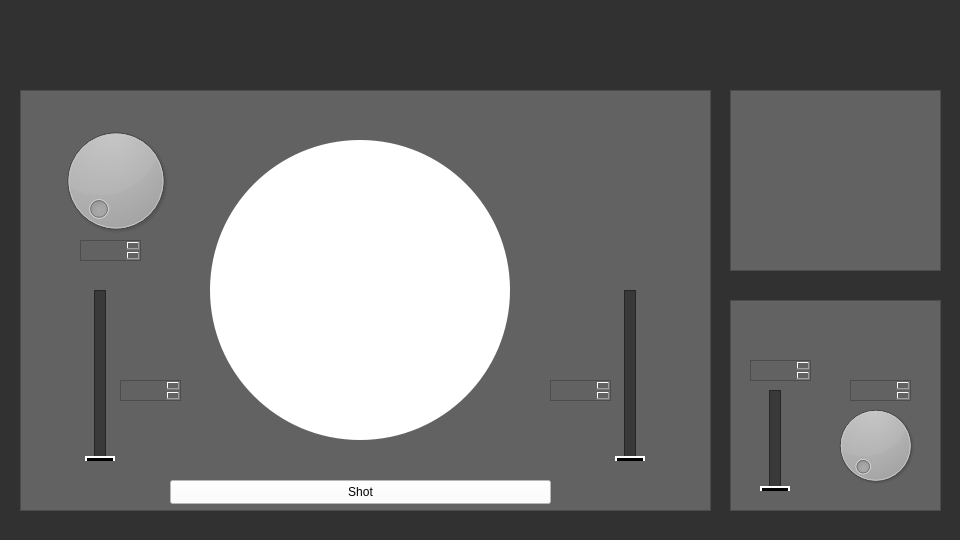
First picture: the form in IHM/mainwindow.ui, repository Tenlutshy/IHM_Balistique, before the edit.
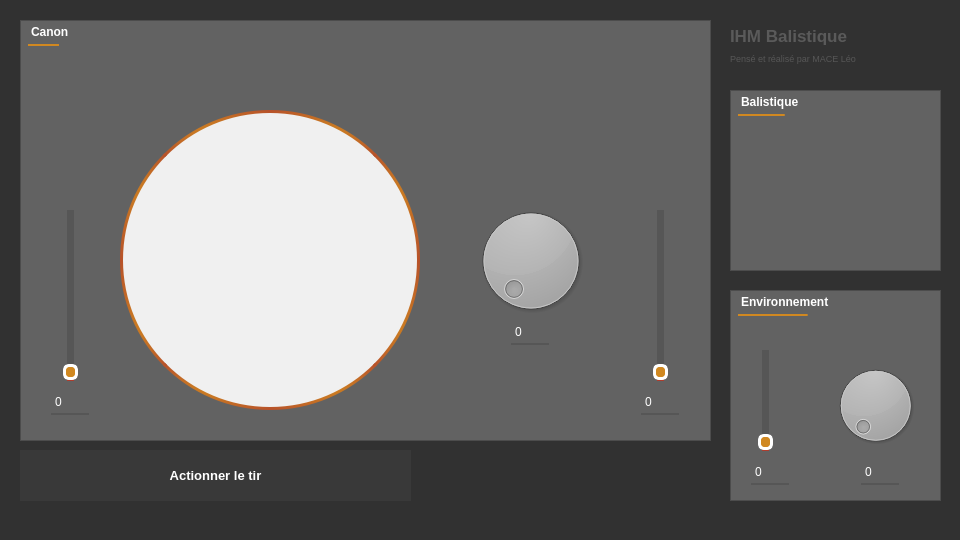
Second picture: the form after the edit.

```diff
--- a/IHM/mainwindow.ui
+++ b/IHM/mainwindow.ui
@@ -16,6 +16,9 @@
   <property name="windowTitle">
    <string>IHM Balistique</string>
   </property>
+  <property name="styleSheet">
+   <string notr="true">color: white;</string>
+  </property>
   <widget class="QWidget" name="centralwidget">
    <property name="autoFillBackground">
     <bool>false</bool>
@@ -27,7 +30,7 @@
     <property name="geometry">
      <rect>
       <x>20</x>
-      <y>90</y>
+      <y>20</y>
       <width>691</width>
       <height>421</height>
      </rect>
@@ -47,27 +50,35 @@
     <widget class="QSlider" name="shotPower">
      <property name="geometry">
       <rect>
-       <x>50</x>
-       <y>200</y>
+       <x>20</x>
+       <y>190</y>
        <width>61</width>
        <height>171</height>
       </rect>
      </property>
      <property name="styleSheet">
-      <string notr="true">.QSlider::groove:vertical {
-    border: 1px solid #262626;
-    width: 10px;
-    background: #393939;
-    margin: 0 10px;
+      <string notr="true">QSlider::groove:vertical {
+    border: 1px solid #999999; /* Bordure grise */
+    width: 5px; /* Largeur du groove */
+    border-radius: 6px; /* Bordure arrondie */
+}
+/* Couleur non selection */
+QSlider::sub-page:vertical {
+	background-color: rgb(86, 86, 86);
+}
+/*  Couleur selection */
+QSlider::add-page:vertical {
+	background-color: qlineargradient(spread:pad, x1:0.5, y1:1, x2:0.481, y2:0, stop:0 rgba(171, 55, 46, 255), stop:1 rgba(208, 136, 33, 255));
 }
 
-.QSlider::handle:vertical {
-    background: #000;
-    border: 2px solid #FFF;
-    height: 10px;
-	width:10px;
-    margin: -10px -10px;
-	border-radius: 10px;
+/* Curseur */
+QSlider::handle:vertical {
+    background-color: #D08821; /* Couleur verte pour le curseur */
+    border: 3px solid white; /* Bordure grise */
+    width: 10px; /* Largeur du curseur */
+	height: 10px;
+    margin: 0 -5px; /* Marge pour centrer le curseur horizontalement */
+    border-radius: 6px; /* Bordure arrondie */
 }</string>
      </property>
      <property name="inputMethodHints">
@@ -92,27 +103,35 @@
     <widget class="QSlider" name="canonInclinaison">
      <property name="geometry">
       <rect>
-       <x>580</x>
-       <y>200</y>
+       <x>610</x>
+       <y>190</y>
        <width>61</width>
        <height>171</height>
       </rect>
      </property>
      <property name="styleSheet">
-      <string notr="true">.QSlider::groove:vertical {
-    border: 1px solid #262626;
-    width: 10px;
-    background: #393939;
-    margin: 0 10px;
+      <string notr="true">QSlider::groove:vertical {
+    border: 1px solid #999999; /* Bordure grise */
+    width: 5px; /* Largeur du groove */
+    border-radius: 6px; /* Bordure arrondie */
+}
+/* Couleur non selection */
+QSlider::sub-page:vertical {
+	background-color: rgb(86, 86, 86);
+}
+/*  Couleur selection */
+QSlider::add-page:vertical {
+	background-color: qlineargradient(spread:pad, x1:0.5, y1:1, x2:0.481, y2:0, stop:0 rgba(171, 55, 46, 255), stop:1 rgba(208, 136, 33, 255));
 }
 
-.QSlider::handle:vertical {
-    background: #000;
-    border: 2px solid #FFF;
-    height: 10px;
-	width:10px;
-    margin: -10px -10px;
-	border-radius: 10px;
+/* Curseur */
+QSlider::handle:vertical {
+    background-color: #D08821; /* Couleur verte pour le curseur */
+    border: 3px solid white; /* Bordure grise */
+    width: 10px; /* Largeur du curseur */
+	height: 10px;
+    margin: 0 -5px; /* Marge pour centrer le curseur horizontalement */
+    border-radius: 6px; /* Bordure arrondie */
 }</string>
      </property>
      <property name="inputMethodHints">
@@ -134,48 +153,53 @@
       <enum>QSlider::NoTicks</enum>
      </property>
     </widget>
-    <widget class="QPushButton" name="shotBtn">
-     <property name="geometry">
-      <rect>
-       <x>150</x>
-       <y>390</y>
-       <width>381</width>
-       <height>24</height>
-      </rect>
-     </property>
-     <property name="styleSheet">
-      <string notr="true">background-color: rgb(255, 255, 255);</string>
-     </property>
-     <property name="text">
-      <string>Shot</string>
-     </property>
-     <property name="default">
-      <bool>false</bool>
-     </property>
-     <property name="flat">
-      <bool>false</bool>
-     </property>
-    </widget>
     <widget class="QWidget" name="touchableZone" native="true">
      <property name="geometry">
       <rect>
-       <x>190</x>
-       <y>50</y>
+       <x>100</x>
+       <y>90</y>
        <width>300</width>
        <height>300</height>
       </rect>
      </property>
      <property name="styleSheet">
-      <string notr="true">background-color: rgb(255, 255, 255);
-border-radius: 150;</string>
+      <string notr="true">QWidget {
+border-color: qradialgradient(spread:pad, cx:0.5, cy:0.5, radius:1.071, fx:0.5, fy:0.5, stop:0 rgba(208, 136, 33, 255), stop:1 rgba(171, 55, 46, 255));
+ border-radius: 150; 
+ border-width: 3px;
+ border-style: solid; 
+background-color: rgba(255, 255, 255, 230);
+}
+
+#target {
+	background-color: green;
+	border: none;
+}
+
+#canonVisualisation {
+	background-color: black;
+	border-radius: 5px;
+	border:none;
+}
+
+QPushButton {
+    background-color: red; /* Couleur de fond rouge */
+    border: none; /* Supprimer la bordure par défaut */
+    border-radius: 3px;
+}
+
+/* Style du QPushButton lorsque survolé */
+QPushButton:hover {
+    background-color: blue; /* Couleur de fond bleue lorsque survolé */
+}</string>
      </property>
     </widget>
     <widget class="QDial" name="canonRotation">
      <property name="geometry">
       <rect>
-       <x>10</x>
-       <y>30</y>
-       <width>171</width>
+       <x>450</x>
+       <y>180</y>
+       <width>121</width>
        <height>121</height>
       </rect>
      </property>
@@ -192,34 +216,170 @@
       <bool>false</bool>
      </property>
     </widget>
-    <widget class="QTextEdit" name="te_cdir">
+    <widget class="QLabel" name="label">
      <property name="geometry">
       <rect>
-       <x>60</x>
-       <y>150</y>
-       <width>61</width>
+       <x>8</x>
+       <y>5</y>
+       <width>41</width>
        <height>21</height>
       </rect>
      </property>
+     <property name="font">
+      <font>
+       <italic>false</italic>
+       <bold>true</bold>
+       <underline>false</underline>
+       <strikeout>false</strikeout>
+       <kerning>true</kerning>
+      </font>
+     </property>
+     <property name="styleSheet">
+      <string notr="true">QLabel {
+    border: none; /* Supprimer toutes les bordures par défaut */
+    border-bottom: 2px solid; /* Bordure rouge au bas */
+	padding-bottom: 5px;
+	border-color: qlineargradient(spread:pad, x1:0.758778, y1:0.545, x2:0.773148, y2:0.545, stop:0 rgba(208, 136, 33, 255), stop:0.50463 rgba(208, 136, 33, 126), stop:0.537037 rgba(232, 196, 145, 0), stop:1 rgba(255, 255, 255, 0));
+}
+</string>
+     </property>
+     <property name="text">
+      <string>Canon</string>
+     </property>
     </widget>
-    <widget class="QTextEdit" name="te_cpow">
+    <widget class="QSpinBox" name="te_cpow">
      <property name="geometry">
       <rect>
-       <x>100</x>
-       <y>290</y>
-       <width>61</width>
-       <height>21</height>
+       <x>30</x>
+       <y>370</y>
+       <width>40</width>
+       <height>25</height>
       </rect>
      </property>
+     <property name="styleSheet">
+      <string notr="true">QSpinBox {
+    border: none; /* Supprimer toutes les bordures par défaut */
+    border-bottom: 2px solid; /* Bordure noire en bas */
+	border-color: rgb(86, 86, 86);
+    border-radius: 1px; /* Bordure arrondie */
+    padding: 3px; /* Rembourrage */
+    min-width: 30px; /* Largeur minimale */
+	text-align: center;
+}
+
+/* Style de la QSpinBox lorsqu'elle est sélectionnée */
+QSpinBox:focus {
+    border-bottom: 2px solid #D08821; /* Bordure rouge en bas lors de la sélection */
+}
+
+/* Style de la flèche de montée */
+QSpinBox::up-button {
+    width: 0px; /* Largeur nulle */
+    height: 0px; /* Hauteur nulle */
+}
+
+/* Style de la flèche de descente */
+QSpinBox::down-button {
+    width: 0px; /* Largeur nulle */
+    height: 0px; /* Hauteur nulle */
+}
+</string>
+     </property>
+     <property name="maximum">
+      <number>30</number>
+     </property>
     </widget>
-    <widget class="QTextEdit" name="te_cinc">
+    <widget class="QSpinBox" name="te_cdir">
      <property name="geometry">
       <rect>
-       <x>530</x>
-       <y>290</y>
-       <width>61</width>
-       <height>21</height>
+       <x>490</x>
+       <y>300</y>
+       <width>40</width>
+       <height>25</height>
       </rect>
+     </property>
+     <property name="layoutDirection">
+      <enum>Qt::LeftToRight</enum>
+     </property>
+     <property name="autoFillBackground">
+      <bool>false</bool>
+     </property>
+     <property name="styleSheet">
+      <string notr="true">QSpinBox {
+    border: none; /* Supprimer toutes les bordures par défaut */
+    border-bottom: 2px solid; /* Bordure noire en bas */
+	border-color: rgb(86, 86, 86);
+    border-radius: 1px; /* Bordure arrondie */
+    padding: 3px; /* Rembourrage */
+    min-width: 30px; /* Largeur minimale */
+	text-align: center;
+}
+
+/* Style de la QSpinBox lorsqu'elle est sélectionnée */
+QSpinBox:focus {
+    border-bottom: 2px solid #D08821; /* Bordure rouge en bas lors de la sélection */
+}
+
+/* Style de la flèche de montée */
+QSpinBox::up-button {
+    width: 0px; /* Largeur nulle */
+    height: 0px; /* Hauteur nulle */
+}
+
+/* Style de la flèche de descente */
+QSpinBox::down-button {
+    width: 0px; /* Largeur nulle */
+    height: 0px; /* Hauteur nulle */
+}
+</string>
+     </property>
+     <property name="alignment">
+      <set>Qt::AlignJustify|Qt::AlignVCenter</set>
+     </property>
+     <property name="maximum">
+      <number>359</number>
+     </property>
+    </widget>
+    <widget class="QSpinBox" name="te_cinc">
+     <property name="geometry">
+      <rect>
+       <x>620</x>
+       <y>370</y>
+       <width>40</width>
+       <height>25</height>
+      </rect>
+     </property>
+     <property name="styleSheet">
+      <string notr="true">QSpinBox {
+    border: none; /* Supprimer toutes les bordures par défaut */
+    border-bottom: 2px solid; /* Bordure noire en bas */
+	border-color: rgb(86, 86, 86);
+    border-radius: 1px; /* Bordure arrondie */
+    padding: 3px; /* Rembourrage */
+    min-width: 30px; /* Largeur minimale */
+	text-align: center;
+}
+
+/* Style de la QSpinBox lorsqu'elle est sélectionnée */
+QSpinBox:focus {
+    border-bottom: 2px solid #D08821; /* Bordure rouge en bas lors de la sélection */
+}
+
+/* Style de la flèche de montée */
+QSpinBox::up-button {
+    width: 0px; /* Largeur nulle */
+    height: 0px; /* Hauteur nulle */
+}
+
+/* Style de la flèche de descente */
+QSpinBox::down-button {
+    width: 0px; /* Largeur nulle */
+    height: 0px; /* Hauteur nulle */
+}
+</string>
+     </property>
+     <property name="maximum">
+      <number>90</number>
      </property>
     </widget>
    </widget>
@@ -241,12 +401,43 @@
     <property name="frameShadow">
      <enum>QFrame::Raised</enum>
     </property>
+    <widget class="QLabel" name="label_3">
+     <property name="geometry">
+      <rect>
+       <x>8</x>
+       <y>5</y>
+       <width>61</width>
+       <height>21</height>
+      </rect>
+     </property>
+     <property name="font">
+      <font>
+       <italic>false</italic>
+       <bold>true</bold>
+       <underline>false</underline>
+       <strikeout>false</strikeout>
+       <kerning>true</kerning>
+      </font>
+     </property>
+     <property name="styleSheet">
+      <string notr="true">QLabel {
+    border: none; /* Supprimer toutes les bordures par défaut */
+    border-bottom: 2px solid; /* Bordure rouge au bas */
+	padding-bottom: 5px;
+	border-color: qlineargradient(spread:pad, x1:0.758778, y1:0.545, x2:0.773148, y2:0.545, stop:0 rgba(208, 136, 33, 255), stop:0.50463 rgba(208, 136, 33, 126), stop:0.537037 rgba(232, 196, 145, 0), stop:1 rgba(255, 255, 255, 0));
+}
+</string>
+     </property>
+     <property name="text">
+      <string>Balistique</string>
+     </property>
+    </widget>
    </widget>
    <widget class="QFrame" name="frame_3">
     <property name="geometry">
      <rect>
       <x>730</x>
-      <y>300</y>
+      <y>290</y>
       <width>211</width>
       <height>211</height>
      </rect>
@@ -264,7 +455,7 @@
      <property name="geometry">
       <rect>
        <x>100</x>
-       <y>100</y>
+       <y>70</y>
        <width>91</width>
        <height>91</height>
       </rect>
@@ -285,27 +476,35 @@
     <widget class="QSlider" name="windPower">
      <property name="geometry">
       <rect>
-       <x>30</x>
-       <y>90</y>
+       <x>20</x>
+       <y>60</y>
        <width>31</width>
        <height>101</height>
       </rect>
      </property>
      <property name="styleSheet">
-      <string notr="true">.QSlider::groove:vertical {
-    border: 1px solid #262626;
-    width: 10px;
-    background: #393939;
-    margin: 0 10px;
+      <string notr="true">QSlider::groove:vertical {
+    border: 1px solid #999999; /* Bordure grise */
+    width: 5px; /* Largeur du groove */
+    border-radius: 6px; /* Bordure arrondie */
+}
+/* Couleur non selection */
+QSlider::sub-page:vertical {
+	background-color: rgb(86, 86, 86);
+}
+/*  Couleur selection */
+QSlider::add-page:vertical {
+	background-color: qlineargradient(spread:pad, x1:0.5, y1:1, x2:0.481, y2:0, stop:0 rgba(171, 55, 46, 255), stop:1 rgba(208, 136, 33, 255));
 }
 
-.QSlider::handle:vertical {
-    background: #000;
-    border: 2px solid #FFF;
-    height: 10px;
-	width:10px;
-    margin: -10px -10px;
-	border-radius: 10px;
+/* Curseur */
+QSlider::handle:vertical {
+    background-color: #D08821; /* Couleur verte pour le curseur */
+    border: 3px solid white; /* Bordure grise */
+    width: 10px; /* Largeur du curseur */
+	height: 10px;
+    margin: 0 -5px; /* Marge pour centrer le curseur horizontalement */
+    border-radius: 6px; /* Bordure arrondie */
 }</string>
      </property>
      <property name="inputMethodHints">
@@ -327,27 +526,209 @@
       <enum>QSlider::NoTicks</enum>
      </property>
     </widget>
-    <widget class="QTextEdit" name="te_wpow">
+    <widget class="QLabel" name="label_2">
+     <property name="geometry">
+      <rect>
+       <x>8</x>
+       <y>5</y>
+       <width>91</width>
+       <height>21</height>
+      </rect>
+     </property>
+     <property name="font">
+      <font>
+       <italic>false</italic>
+       <bold>true</bold>
+       <underline>false</underline>
+       <strikeout>false</strikeout>
+       <kerning>true</kerning>
+      </font>
+     </property>
+     <property name="styleSheet">
+      <string notr="true">QLabel {
+    border: none; /* Supprimer toutes les bordures par défaut */
+    border-bottom: 2px solid; /* Bordure rouge au bas */
+	padding-bottom: 5px;
+	border-color: qlineargradient(spread:pad, x1:0.758778, y1:0.545, x2:0.773148, y2:0.545, stop:0 rgba(208, 136, 33, 255), stop:0.50463 rgba(208, 136, 33, 126), stop:0.537037 rgba(232, 196, 145, 0), stop:1 rgba(255, 255, 255, 0));
+}
+</string>
+     </property>
+     <property name="text">
+      <string>Environnement</string>
+     </property>
+    </widget>
+    <widget class="QSpinBox" name="te_wpow">
      <property name="geometry">
       <rect>
        <x>20</x>
-       <y>60</y>
-       <width>61</width>
-       <height>21</height>
+       <y>170</y>
+       <width>40</width>
+       <height>25</height>
       </rect>
      </property>
+     <property name="styleSheet">
+      <string notr="true">QSpinBox {
+    border: none; /* Supprimer toutes les bordures par défaut */
+    border-bottom: 2px solid; /* Bordure noire en bas */
+	border-color: rgb(86, 86, 86);
+    border-radius: 1px; /* Bordure arrondie */
+    padding: 3px; /* Rembourrage */
+    min-width: 30px; /* Largeur minimale */
+	text-align: center;
+}
+
+/* Style de la QSpinBox lorsqu'elle est sélectionnée */
+QSpinBox:focus {
+    border-bottom: 2px solid #D08821; /* Bordure rouge en bas lors de la sélection */
+}
+
+/* Style de la flèche de montée */
+QSpinBox::up-button {
+    width: 0px; /* Largeur nulle */
+    height: 0px; /* Hauteur nulle */
+}
+
+/* Style de la flèche de descente */
+QSpinBox::down-button {
+    width: 0px; /* Largeur nulle */
+    height: 0px; /* Hauteur nulle */
+}
+</string>
+     </property>
+     <property name="maximum">
+      <number>50</number>
+     </property>
     </widget>
-    <widget class="QTextEdit" name="te_wdir">
+    <widget class="QSpinBox" name="te_wdir">
      <property name="geometry">
       <rect>
-       <x>120</x>
-       <y>80</y>
-       <width>61</width>
-       <height>21</height>
+       <x>130</x>
+       <y>170</y>
+       <width>40</width>
+       <height>25</height>
       </rect>
      </property>
+     <property name="styleSheet">
+      <string notr="true">QSpinBox {
+    border: none; /* Supprimer toutes les bordures par défaut */
+    border-bottom: 2px solid; /* Bordure noire en bas */
+	border-color: rgb(86, 86, 86);
+    border-radius: 1px; /* Bordure arrondie */
+    padding: 3px; /* Rembourrage */
+    min-width: 30px; /* Largeur minimale */
+	text-align: center;
+}
+
+/* Style de la QSpinBox lorsqu'elle est sélectionnée */
+QSpinBox:focus {
+    border-bottom: 2px solid #D08821; /* Bordure rouge en bas lors de la sélection */
+}
+
+/* Style de la flèche de montée */
+QSpinBox::up-button {
+    width: 0px; /* Largeur nulle */
+    height: 0px; /* Hauteur nulle */
+}
+
+/* Style de la flèche de descente */
+QSpinBox::down-button {
+    width: 0px; /* Largeur nulle */
+    height: 0px; /* Hauteur nulle */
+}
+</string>
+     </property>
+     <property name="maximum">
+      <number>359</number>
+     </property>
     </widget>
    </widget>
+   <widget class="QPushButton" name="shotBtn">
+    <property name="geometry">
+     <rect>
+      <x>20</x>
+      <y>450</y>
+      <width>391</width>
+      <height>51</height>
+     </rect>
+    </property>
+    <property name="font">
+     <font>
+      <pointsize>10</pointsize>
+      <bold>true</bold>
+     </font>
+    </property>
+    <property name="styleSheet">
+     <string notr="true">QPushButton {
+	background-color: rgb(57, 57, 57);
+    color: white; /* Couleur du texte rouge */
+    padding: 5px 10px; /* Rembourrage */
+    font-weight: bold; 
+	border: none;
+}
+
+QPushButton::hover {
+	background-color: rgb(45, 45, 45);
+}
+
+QPushButton::pressed {
+	background-color: #D08821;
+	color: rgb(45, 45, 45);
+}</string>
+    </property>
+    <property name="text">
+     <string>Actionner le tir</string>
+    </property>
+    <property name="default">
+     <bool>false</bool>
+    </property>
+    <property name="flat">
+     <bool>false</bool>
+    </property>
+   </widget>
+   <widget class="QLabel" name="label_4">
+    <property name="geometry">
+     <rect>
+      <x>730</x>
+      <y>20</y>
+      <width>191</width>
+      <height>31</height>
+     </rect>
+    </property>
+    <property name="font">
+     <font>
+      <pointsize>13</pointsize>
+      <bold>true</bold>
+     </font>
+    </property>
+    <property name="styleSheet">
+     <string notr="true">color: rgb(90, 90, 90);</string>
+    </property>
+    <property name="text">
+     <string>IHM Balistique</string>
+    </property>
+   </widget>
+   <widget class="QLabel" name="label_5">
+    <property name="geometry">
+     <rect>
+      <x>730</x>
+      <y>50</y>
+      <width>191</width>
+      <height>16</height>
+     </rect>
+    </property>
+    <property name="font">
+     <font>
+      <pointsize>7</pointsize>
+      <bold>false</bold>
+     </font>
+    </property>
+    <property name="styleSheet">
+     <string notr="true">color: rgb(86, 86, 86);</string>
+    </property>
+    <property name="text">
+     <string>Pensé et réalisé par MACE Léo</string>
+    </property>
+   </widget>
   </widget>
  </widget>
  <resources/>
```
